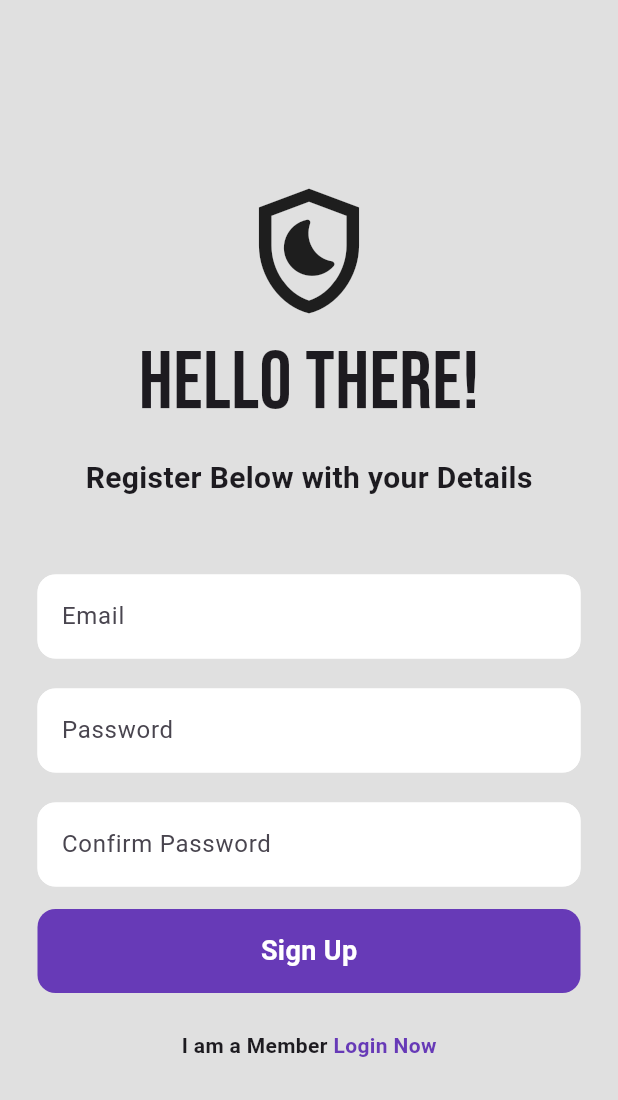
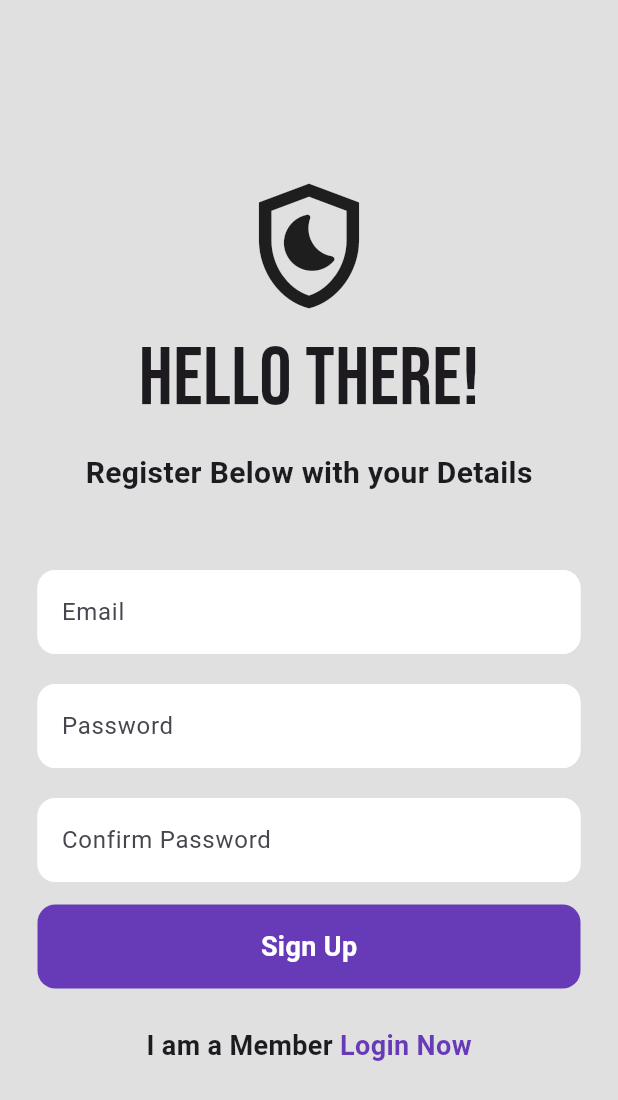
Before and after one commit to rishithamenush/FirebaseApp, a Flutter app: the screen it shows after launch, after a tap on "Sign In", after a tap on "Register Now", on a phone screen of 412 x 824 dp. Shown: the top 1100 px of the screen. Run offline on Flutter 3.47's test engine with Material 3 defaults, Android fonts, the phone set to English and light mode, and no system bars; our stand-ins replace firebase_auth, firebase_core, google_fonts; accounts and stored records are empty.

Commit message:
Update the register page

```diff
--- a/lib/pages/login_page.dart
+++ b/lib/pages/login_page.dart
@@ -171,6 +171,7 @@ class _LoginPageState extends State<LoginPage> {
                             "Not a member? ",
                             style: TextStyle(
                               fontWeight: FontWeight.bold,
+                              fontSize: 18.0
                             ),
                           ),
                           GestureDetector(
@@ -180,6 +181,7 @@ class _LoginPageState extends State<LoginPage> {
                               style: TextStyle(
                                 color: Colors.deepPurple,
                                 fontWeight: FontWeight.bold,
+                                  fontSize: 18.0
                               ),
                             ),
                           ),
--- a/lib/pages/register_page.dart
+++ b/lib/pages/register_page.dart
@@ -17,6 +17,7 @@ class _RegisterPageState extends State<RegisterPage> {
   final _emailController = TextEditingController();
   final _passwordController = TextEditingController();
   final _confirmPasswordController = TextEditingController();
+  bool _isSigningUp = false;
 
   @override
   void dispose() {
@@ -26,12 +27,27 @@ class _RegisterPageState extends State<RegisterPage> {
     super.dispose();
   }
 
-  Future signUp() async {
-    if (passwordConfirmed()) {
+  Future<void> signUp() async {
+    if (passwordConfirmed() && !_isSigningUp) {
+      setState(() {
+        _isSigningUp = true;
+      });
+      try {
         await FirebaseAuth.instance.createUserWithEmailAndPassword(
           email: _emailController.text.trim(),
-          password: _emailController.text.trim()
+          password: _passwordController.text.trim(),
         );
+      } on FirebaseAuthException catch (e) {
+        showErrorDialog(
+          context,
+          "Registration Failed",
+          e.message ?? "An unknown error occurred",
+        );
+      } finally {
+        setState(() {
+          _isSigningUp = false;
+        });
+      }
     }
   }
 
@@ -45,12 +61,13 @@ class _RegisterPageState extends State<RegisterPage> {
     }
   }
 
-
   @override
   Widget build(BuildContext context) {
     return Scaffold(
       backgroundColor: Colors.grey[300],
-      body: SafeArea(
+      body: Stack(
+        children: [
+          SafeArea(
             child: Center(
               child: SingleChildScrollView(
                 child: Column(
@@ -60,22 +77,21 @@ class _RegisterPageState extends State<RegisterPage> {
                       Icons.shield_moon_outlined,
                       size: 100,
                     ),
-                //login animation
-                Text("Hello There!",
-                  style: GoogleFonts.bebasNeue(
-                      fontSize: 54
-                  ),),
-                const SizedBox(height: 10,),
-
-                const Text("Register Below with your Details",
+                    Text(
+                      "Hello There!",
+                      style: GoogleFonts.bebasNeue(fontSize: 54),
+                    ),
+                    const SizedBox(height: 10),
+                    const Text(
+                      "Register Below with your Details",
                       style: TextStyle(
                         fontWeight: FontWeight.bold,
                         fontSize: 20,
-                  ),),
+                      ),
+                    ),
+                    const SizedBox(height: 50),
 
-                const SizedBox(height: 50,),
-
-                //email text field
+                    // Email TextField
                     Padding(
                       padding: const EdgeInsets.symmetric(horizontal: 25.0),
                       child: TextField(
@@ -95,10 +111,9 @@ class _RegisterPageState extends State<RegisterPage> {
                         ),
                       ),
                     ),
-                const SizedBox(height: 20,),
+                    const SizedBox(height: 20),
 
-                //password Text field
-
+                    // Password TextField
                     Padding(
                       padding: const EdgeInsets.symmetric(horizontal: 25.0),
                       child: TextField(
@@ -119,7 +134,9 @@ class _RegisterPageState extends State<RegisterPage> {
                         ),
                       ),
                     ),
-                const SizedBox(height: 20,),
+                    const SizedBox(height: 20),
+
+                    // Confirm Password TextField
                     Padding(
                       padding: const EdgeInsets.symmetric(horizontal: 25.0),
                       child: TextField(
@@ -140,52 +157,77 @@ class _RegisterPageState extends State<RegisterPage> {
                         ),
                       ),
                     ),
+                    const SizedBox(height: 15),
 
-                const SizedBox(height: 15,),
-                //sign in button
+                    // Sign-Up button with disable handling
                     Padding(
                       padding: const EdgeInsets.symmetric(horizontal: 25),
                       child: GestureDetector(
-                    onTap: signUp,
+                        onTap: _isSigningUp ? null : signUp,
                         child: Container(
-                      padding: EdgeInsets.all(15),
-                      decoration: BoxDecoration(color: Colors.deepPurple,
-                          borderRadius: BorderRadius.circular(12)),
+                          padding: const EdgeInsets.all(15),
+                          decoration: BoxDecoration(
+                            color: _isSigningUp ? Colors.grey : Colors.deepPurple,
+                            borderRadius: BorderRadius.circular(12),
+                          ),
                           child: const Center(
-                        child: Text("Sign Up",
-                          style: TextStyle(color: Colors.white,
+                            child: Text(
+                              "Sign Up",
+                              style: TextStyle(
+                                color: Colors.white,
                                 fontWeight: FontWeight.bold,
-                              fontSize: 18),),
+                                fontSize: 18,
                               ),
                             ),
                           ),
                         ),
-                const SizedBox(height: 25,),
-                //not a member? register now
+                      ),
+                    ),
+                    const SizedBox(height: 25),
+
+                    // Already a member? Login now
                     Row(
                       mainAxisAlignment: MainAxisAlignment.center,
                       children: [
-                    const Text("I am a Member ",
+                        const Text(
+                          "I am a Member ",
                           style: TextStyle(
-                          fontWeight: FontWeight.bold
-                      ),),
+                            fontWeight: FontWeight.bold,
+                              fontSize: 18.0
+                          ),
+                        ),
                         GestureDetector(
                           onTap: widget.showLoginPage,
-                      child: const Text("Login Now",
+                          child: const Text(
+                            "Login Now",
                             style: TextStyle(
                               color: Colors.deepPurple,
-                            fontWeight: FontWeight.bold
-                        ),),
+                              fontWeight: FontWeight.bold,
+                                fontSize: 18.0
+                            ),
+                          ),
                         ),
                       ],
-                )
+                    ),
                   ],
                 ),
               ),
             ),
           ),
+          if (_isSigningUp)
+            Container(
+              color: Colors.black.withOpacity(0.5),
+              child: const Center(
+                child: CircularProgressIndicator(
+                  color: Colors.deepPurple,
+                ),
+              ),
+            ),
+        ],
+      ),
     );
   }
+
   void showErrorDialog(BuildContext context, String title, String message) {
     showDialog(
       context: context,
```
Lines whose indentation alone changed are shown as unchanged.
